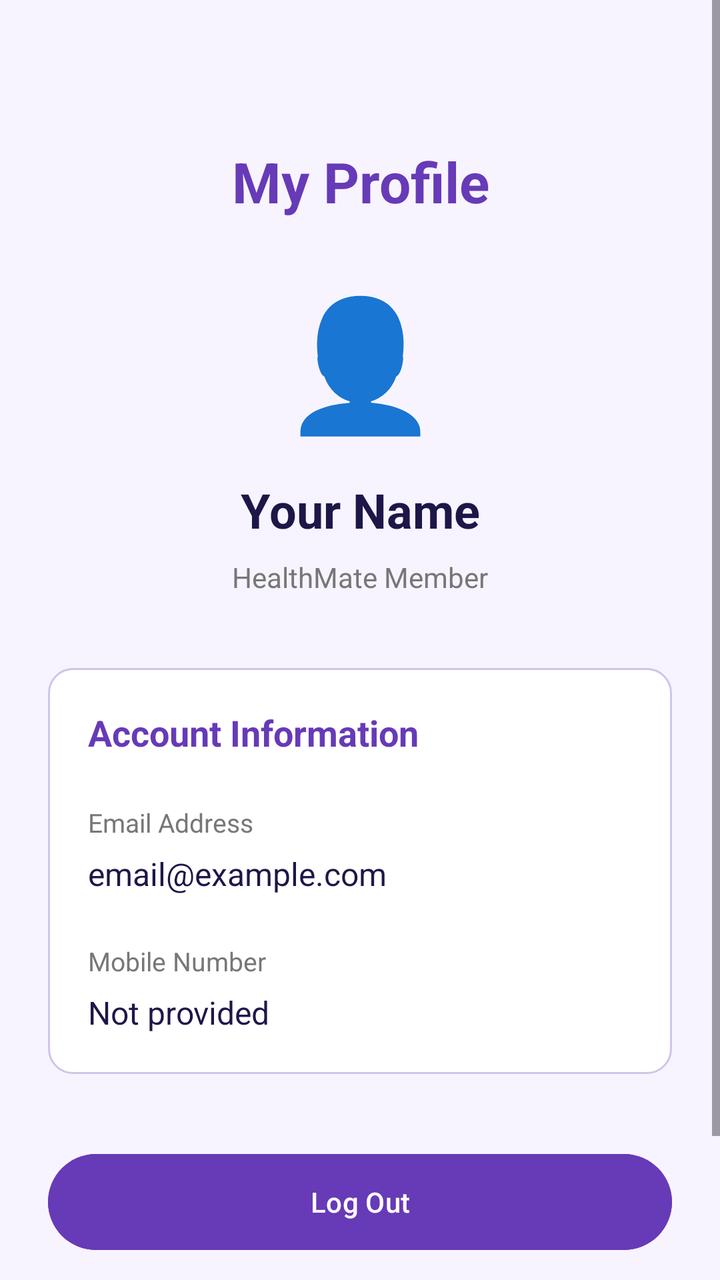
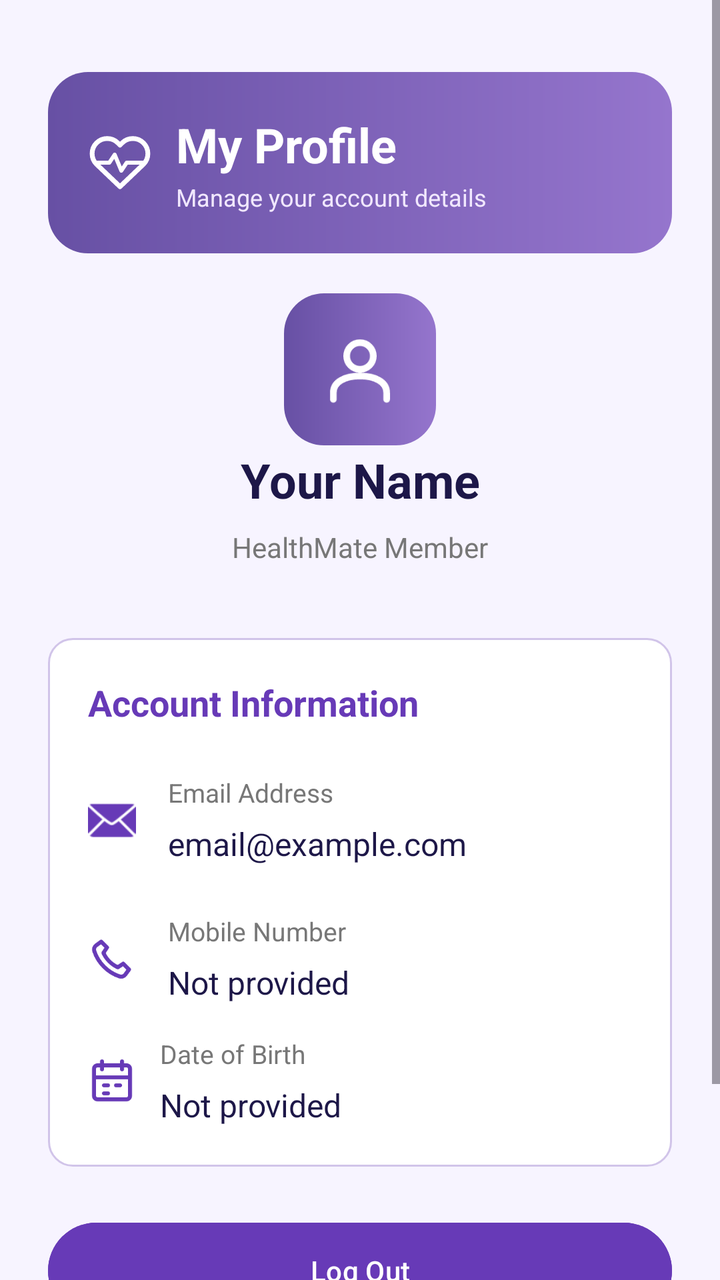

Screens rendered from an Android XML layout before and after an edit, with the pre-edit source and the edit as a unified diff.
<!-- AndroidManifest.xml: application theme Theme.HealthMate -->
<!-- res/layout/activity_profile.xml -->
<?xml version="1.0" encoding="utf-8"?>
<ScrollView
    xmlns:android="http://schemas.android.com/apk/res/android"
    android:id="@+id/main"
    android:layout_width="match_parent"
    android:layout_height="match_parent"
    android:fillViewport="true"
    android:background="#F7F4FF">

    <LinearLayout
        android:layout_width="match_parent"
        android:layout_height="wrap_content"
        android:orientation="vertical"
        android:padding="24dp">

        
        <TextView
            android:layout_width="match_parent"
            android:layout_height="wrap_content"
            android:layout_marginTop="48dp"
            android:text="My Profile"
            android:textColor="#673AB7"
            android:textSize="28sp"
            android:textStyle="bold"
            android:gravity="center" />

        
        <TextView
            android:layout_width="match_parent"
            android:layout_height="wrap_content"
            android:layout_marginTop="28dp"
            android:text="👤"
            android:textSize="64sp"
            android:gravity="center" />

        
        <TextView
            android:id="@+id/tvProfileName"
            android:layout_width="match_parent"
            android:layout_height="wrap_content"
            android:layout_marginTop="16dp"
            android:text="Your Name"
            android:textColor="#1D1748"
            android:textSize="24sp"
            android:textStyle="bold"
            android:gravity="center" />

        <TextView
            android:layout_width="match_parent"
            android:layout_height="wrap_content"
            android:layout_marginTop="8dp"
            android:text="HealthMate Member"
            android:textColor="#777777"
            android:textSize="14sp"
            android:gravity="center" />

        
        <LinearLayout
            android:layout_width="match_parent"
            android:layout_height="wrap_content"
            android:layout_marginTop="36dp"
            android:padding="20dp"
            android:orientation="vertical"
            android:background="@drawable/bg_input_field">

            <TextView
                android:layout_width="wrap_content"
                android:layout_height="wrap_content"
                android:text="Account Information"
                android:textColor="#673AB7"
                android:textSize="18sp"
                android:textStyle="bold" />

            <TextView
                android:layout_width="wrap_content"
                android:layout_height="wrap_content"
                android:layout_marginTop="24dp"
                android:text="Email Address"
                android:textColor="#777777"
                android:textSize="13sp" />

            <TextView
                android:id="@+id/tvProfileEmail"
                android:layout_width="match_parent"
                android:layout_height="wrap_content"
                android:layout_marginTop="6dp"
                android:text="email@example.com"
                android:textColor="#1D1748"
                android:textSize="16sp" />

            <TextView
                android:layout_width="wrap_content"
                android:layout_height="wrap_content"
                android:layout_marginTop="24dp"
                android:text="Mobile Number"
                android:textColor="#777777"
                android:textSize="13sp" />

            <TextView
                android:id="@+id/tvProfileMobile"
                android:layout_width="match_parent"
                android:layout_height="wrap_content"
                android:layout_marginTop="6dp"
                android:text="Not provided"
                android:textColor="#1D1748"
                android:textSize="16sp" />

        </LinearLayout>

        
        <Button
            android:id="@+id/btnLogout"
            android:layout_width="match_parent"
            android:layout_height="56dp"
            android:layout_marginTop="36dp"
            android:text="Log Out"
            android:textAllCaps="false"
            android:textColor="#FFFFFF"
            android:backgroundTint="#673AB7" />

        
        <TextView
            android:id="@+id/tvBackToDashboard"
            android:layout_width="match_parent"
            android:layout_height="wrap_content"
            android:layout_marginTop="24dp"
            android:padding="12dp"
            android:text="Back to Dashboard"
            android:textColor="#673AB7"
            android:textSize="15sp"
            android:gravity="center"
            android:clickable="true"
            android:focusable="true" />

    </LinearLayout>

</ScrollView>
<!-- resources referenced by this layout -->
<resources>
  <!-- drawable bg_input_field (drawable) -->
  <?xml version="1.0" encoding="utf-8"?>
  <shape xmlns:android="http://schemas.android.com/apk/res/android"
      android:shape="rectangle">
  
      <solid android:color="#FFFFFF" />
  
      <corners android:radius="12dp" />
  
      <stroke
          android:width="1dp"
          android:color="#D1C4E9" />
  
  </shape>
  <style name="Theme.HealthMate" parent="Base.Theme.HealthMate" />
  <style name="Base.Theme.HealthMate" parent="Theme.Material3.DayNight.NoActionBar">
          
          
      </style>
</resources>

<!-- the commit's change to res/layout/activity_profile.xml (unified diff, before → after) -->
@@ -1,6 +1,7 @@
 <?xml version="1.0" encoding="utf-8"?>
 <ScrollView
     xmlns:android="http://schemas.android.com/apk/res/android"
+    xmlns:app="http://schemas.android.com/apk/res-auto"
     android:id="@+id/main"
     android:layout_width="match_parent"
     android:layout_height="match_parent"
@@ -14,31 +15,71 @@
         android:padding="24dp">
 
         
-        <TextView
-            android:layout_width="match_parent"
-            android:layout_height="wrap_content"
-            android:layout_marginTop="48dp"
-            android:text="My Profile"
-            android:textColor="#673AB7"
-            android:textSize="28sp"
-            android:textStyle="bold"
-            android:gravity="center" />
-
-        
-        <TextView
-            android:layout_width="match_parent"
-            android:layout_height="wrap_content"
-            android:layout_marginTop="28dp"
-            android:text="👤"
-            android:textSize="64sp"
-            android:gravity="center" />
+        <LinearLayout
+            android:layout_width="match_parent"
+            android:layout_height="wrap_content"
+            android:layout_marginTop="12dp"
+            android:background="@drawable/bg_dashboard_header"
+            android:gravity="center_vertical"
+            android:orientation="horizontal"
+            android:padding="20dp">
+
+            <ImageView
+                android:layout_width="32dp"
+                android:layout_height="32dp"
+                android:src="@drawable/ic_healthmate_logo"
+                android:contentDescription="HealthMate logo" />
+
+            <LinearLayout
+                android:layout_width="wrap_content"
+                android:layout_height="wrap_content"
+                android:layout_marginStart="12dp"
+                android:orientation="vertical">
+
+                <TextView
+                    android:layout_width="wrap_content"
+                    android:layout_height="wrap_content"
+                    android:text="My Profile"
+                    android:textColor="#FFFFFF"
+                    android:textSize="24sp"
+                    android:textStyle="bold" />
+
+                <TextView
+                    android:layout_width="wrap_content"
+                    android:layout_height="wrap_content"
+                    android:layout_marginTop="2dp"
+                    android:text="Manage your account details"
+                    android:textColor="#F1E8FF"
+                    android:textSize="12sp" />
+
+            </LinearLayout>
+
+        </LinearLayout>
+
+        
+        <LinearLayout
+            android:layout_width="match_parent"
+            android:layout_height="wrap_content"
+            android:layout_marginTop="20dp"
+            android:gravity="center">
+
+            <androidx.appcompat.widget.AppCompatImageView
+                android:layout_width="76dp"
+                android:layout_height="76dp"
+                android:background="@drawable/bg_dashboard_header"
+                android:padding="18dp"
+                app:srcCompat="@drawable/ic_nav_profile"
+                app:tint="#FFFFFF"
+                android:contentDescription="Profile avatar" />
+
+        </LinearLayout>
 
         
         <TextView
             android:id="@+id/tvProfileName"
             android:layout_width="match_parent"
             android:layout_height="wrap_content"
-            android:layout_marginTop="16dp"
+            android:layout_marginTop="1dp"
             android:text="Your Name"
             android:textColor="#1D1748"
             android:textSize="24sp"
@@ -71,48 +112,144 @@
                 android:textSize="18sp"
                 android:textStyle="bold" />
 
-            <TextView
-                android:layout_width="wrap_content"
+
+            
+            <LinearLayout
+                android:layout_width="match_parent"
                 android:layout_height="wrap_content"
                 android:layout_marginTop="24dp"
-                android:text="Email Address"
-                android:textColor="#777777"
-                android:textSize="13sp" />
-
-            <TextView
-                android:id="@+id/tvProfileEmail"
+                android:orientation="horizontal"
+                android:gravity="center_vertical">
+
+
+                <androidx.appcompat.widget.AppCompatImageView
+                    android:layout_width="24dp"
+                    android:layout_height="24dp"
+                    android:layout_marginEnd="16dp"
+                    app:srcCompat="@android:drawable/ic_dialog_email"
+                    app:tint="#673AB7"
+                    android:contentDescription="Email icon" />
+
+
+                <LinearLayout
+                    android:layout_width="0dp"
+                    android:layout_height="wrap_content"
+                    android:layout_weight="1"
+                    android:orientation="vertical">
+
+                    <TextView
+                        android:layout_width="match_parent"
+                        android:layout_height="wrap_content"
+                        android:text="Email Address"
+                        android:textColor="#777777"
+                        android:textSize="13sp" />
+
+                    <TextView
+                        android:id="@+id/tvProfileEmail"
+                        android:layout_width="match_parent"
+                        android:layout_height="wrap_content"
+                        android:layout_marginTop="6dp"
+                        android:text="email@example.com"
+                        android:textColor="#1D1748"
+                        android:textSize="16sp" />
+
+                </LinearLayout>
+            </LinearLayout>
+
+
+            
+            <LinearLayout
                 android:layout_width="match_parent"
                 android:layout_height="wrap_content"
-                android:layout_marginTop="6dp"
-                android:text="email@example.com"
-                android:textColor="#1D1748"
-                android:textSize="16sp" />
-
-            <TextView
-                android:layout_width="wrap_content"
-                android:layout_height="wrap_content"
                 android:layout_marginTop="24dp"
-                android:text="Mobile Number"
-                android:textColor="#777777"
-                android:textSize="13sp" />
-
-            <TextView
-                android:id="@+id/tvProfileMobile"
-                android:layout_width="match_parent"
-                android:layout_height="wrap_content"
-                android:layout_marginTop="6dp"
-                android:text="Not provided"
-                android:textColor="#1D1748"
-                android:textSize="16sp" />
-
-        </LinearLayout>
+                android:orientation="horizontal"
+                android:gravity="center_vertical">
+
+                
+                <ImageView
+                    android:layout_width="24dp"
+                    android:layout_height="24dp"
+                    android:layout_marginEnd="16dp"
+                    android:src="@drawable/ic_profile_phone"
+                    android:contentDescription="Phone icon" />
+
+                
+                <LinearLayout
+                    android:layout_width="0dp"
+                    android:layout_height="wrap_content"
+                    android:layout_weight="1"
+                    android:orientation="vertical">
+
+                    <TextView
+                        android:layout_width="match_parent"
+                        android:layout_height="wrap_content"
+                        android:text="Mobile Number"
+                        android:textColor="#777777"
+                        android:textSize="13sp" />
+
+                    <TextView
+                        android:id="@+id/tvProfileMobile"
+                        android:layout_width="match_parent"
+                        android:layout_height="wrap_content"
+                        android:layout_marginTop="6dp"
+                        android:text="Not provided"
+                        android:textColor="#1D1748"
+                        android:textSize="16sp" />
+
+                </LinearLayout>
+
+            </LinearLayout>
+
+            
+                    <LinearLayout
+                        android:layout_width="match_parent"
+                        android:layout_height="wrap_content"
+                        android:layout_marginTop="16dp"
+                        android:orientation="horizontal"
+                        android:gravity="center_vertical">
+
+                        <ImageView
+                            android:layout_width="24dp"
+                            android:layout_height="24dp"
+                            android:src="@drawable/ic_profile_birthday"
+                            android:contentDescription="Birthday calendar" />
+
+                        <LinearLayout
+                            android:layout_width="0dp"
+                            android:layout_height="wrap_content"
+                            android:layout_weight="1"
+                            android:layout_marginStart="12dp"
+                            android:orientation="vertical">
+
+                            <TextView
+                                android:layout_width="wrap_content"
+                                android:layout_height="wrap_content"
+                                android:text="Date of Birth"
+                                android:textColor="#777777"
+                                android:textSize="13sp" />
+
+                            <TextView
+                                android:id="@+id/tvProfileDob"
+                                android:layout_width="match_parent"
+                                android:layout_height="wrap_content"
+                                android:layout_marginTop="6dp"
+                                android:text="Not provided"
+                                android:textColor="#1D1748"
+                                android:textSize="16sp" />
+
+                        </LinearLayout>
+
+                    </LinearLayout>
+
+                </LinearLayout>
+
 
         
         <Button
             android:id="@+id/btnLogout"
             android:layout_width="match_parent"
             android:layout_height="56dp"
-            android:layout_marginTop="36dp"
+            android:layout_marginTop="24dp"
             android:text="Log Out"
             android:textAllCaps="false"
             android:textColor="#FFFFFF"
<!-- resource entries referenced after the edit -->
@@ -1,5 +1,18 @@
 <!-- resources referenced by this layout -->
 <resources>
+  <!-- drawable bg_dashboard_header (drawable) -->
+  <?xml version="1.0" encoding="utf-8"?>
+  <shape xmlns:android="http://schemas.android.com/apk/res/android"
+      android:shape="rectangle">
+  
+      <gradient
+          android:startColor="#6750A4"
+          android:endColor="#9575CD"
+          android:angle="0" />
+  
+      <corners android:radius="20dp" />
+  
+  </shape>
   <!-- drawable bg_input_field (drawable) -->
   <?xml version="1.0" encoding="utf-8"?>
   <shape xmlns:android="http://schemas.android.com/apk/res/android"
@@ -14,6 +27,78 @@
           android:color="#D1C4E9" />
   
   </shape>
+  <!-- drawable ic_healthmate_logo (drawable) -->
+  <vector xmlns:android="http://schemas.android.com/apk/res/android"
+      android:width="28dp"
+      android:height="28dp"
+      android:viewportWidth="24"
+      android:viewportHeight="24">
+  
+      <path
+          android:fillColor="@android:color/transparent"
+          android:strokeColor="#FFFFFF"
+          android:strokeWidth="1.8"
+          android:strokeLineCap="round"
+          android:strokeLineJoin="round"
+          android:pathData="M20.8,4.6 C18.6,2.4 15,2.4 12.8,4.6 L12,5.4 L11.2,4.6 C9,2.4 5.4,2.4 3.2,4.6 C1,6.8 1,10.4 3.2,12.6 L12,21 L20.8,12.6 C23,10.4 23,6.8 20.8,4.6 Z" />
+  
+      <path
+          android:fillColor="@android:color/transparent"
+          android:strokeColor="#FFFFFF"
+          android:strokeWidth="1.5"
+          android:strokeLineCap="round"
+          android:strokeLineJoin="round"
+          android:pathData="M3.5,12 H8 L10,9 L12.5,15 L14.5,12 H20.5" />
+  
+  </vector>
+  <!-- drawable ic_nav_profile (drawable) -->
+  <vector xmlns:android="http://schemas.android.com/apk/res/android"
+      android:width="24dp"
+      android:height="24dp"
+      android:viewportWidth="24"
+      android:viewportHeight="24">
+  
+      <path
+          android:fillColor="@android:color/transparent"
+          android:strokeColor="#77758A"
+          android:strokeWidth="2"
+          android:strokeLineCap="round"
+          android:strokeLineJoin="round"
+          android:pathData="M12,12 A4,4 0,1 0,12,4 A4,4 0,1 0,12,12 M4,21 V19 C4,15.7 7.6,14 12,14 C16.4,14 20,15.7 20,19 V21" />
+  
+  </vector>
+  <!-- drawable ic_profile_birthday (drawable) -->
+  <vector xmlns:android="http://schemas.android.com/apk/res/android"
+      android:width="24dp"
+      android:height="24dp"
+      android:viewportWidth="24"
+      android:viewportHeight="24">
+  
+      <path
+          android:fillColor="@android:color/transparent"
+          android:strokeColor="#673AB7"
+          android:strokeWidth="2"
+          android:strokeLineCap="round"
+          android:strokeLineJoin="round"
+          android:pathData="M7,2V6 M17,2V6 M3,10H21 M5,4H19 Q21,4 21,6 V19 Q21,21 19,21 H5 Q3,21 3,19 V6 Q3,4 5,4 Z M8,14H10 M14,14H16 M8,18H10" />
+  
+  </vector>
+  <!-- drawable ic_profile_phone (drawable) -->
+  <vector xmlns:android="http://schemas.android.com/apk/res/android"
+      android:width="24dp"
+      android:height="24dp"
+      android:viewportWidth="24"
+      android:viewportHeight="24">
+  
+      <path
+          android:fillColor="@android:color/transparent"
+          android:strokeColor="#673AB7"
+          android:strokeWidth="2"
+          android:strokeLineCap="round"
+          android:strokeLineJoin="round"
+          android:pathData="M6.6,3.5 L9.5,6.4 L7.7,9.1 C9.1,12.2 11.8,14.9 14.9,16.3 L17.6,14.5 L20.5,17.4 L18.6,20 C17.9,20.9 16.7,21.2 15.6,20.8 C9.9,18.9 5.1,14.1 3.2,8.4 C2.8,7.3 3.1,6.1 4,5.4 Z" />
+  
+  </vector>
   <style name="Theme.HealthMate" parent="Base.Theme.HealthMate" />
   <style name="Base.Theme.HealthMate" parent="Theme.Material3.DayNight.NoActionBar">
           
